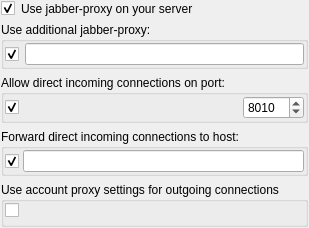
This is src/plugins/socksstreams/socksoptionswidget2.ui in xnamed/vacuum-im as Qt 5 draws it before an edit. The edited form follows.
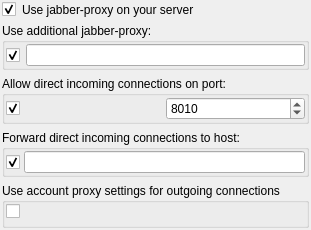
This is the edited form.

The edit to the form file:
```diff
--- a/src/plugins/socksstreams/socksoptionswidget2.ui
+++ b/src/plugins/socksstreams/socksoptionswidget2.ui
@@ -6,22 +6,28 @@
    <rect>
     <x>0</x>
     <y>0</y>
-    <width>274</width>
-    <height>188</height>
+    <width>276</width>
+    <height>201</height>
    </rect>
   </property>
+  <property name="sizePolicy">
+   <sizepolicy hsizetype="Expanding" vsizetype="Preferred">
+    <horstretch>0</horstretch>
+    <verstretch>0</verstretch>
+   </sizepolicy>
+  </property>
   <layout class="QVBoxLayout" name="verticalLayout">
    <property name="leftMargin">
-    <number>1</number>
+    <number>2</number>
    </property>
    <property name="topMargin">
-    <number>1</number>
+    <number>2</number>
    </property>
    <property name="rightMargin">
-    <number>1</number>
+    <number>2</number>
    </property>
    <property name="bottomMargin">
-    <number>1</number>
+    <number>2</number>
    </property>
    <item>
     <layout class="QHBoxLayout" name="horizontalLayout_3">
@@ -61,6 +67,12 @@
    </item>
    <item>
     <widget class="QGroupBox" name="groupBox_4">
+     <property name="sizePolicy">
+      <sizepolicy hsizetype="Expanding" vsizetype="Preferred">
+       <horstretch>0</horstretch>
+       <verstretch>0</verstretch>
+      </sizepolicy>
+     </property>
      <property name="title">
       <string>Use additional jabber-proxy:</string>
      </property>
@@ -108,6 +120,12 @@
    </item>
    <item>
     <widget class="QGroupBox" name="groupBox_3">
+     <property name="sizePolicy">
+      <sizepolicy hsizetype="Expanding" vsizetype="Preferred">
+       <horstretch>0</horstretch>
+       <verstretch>0</verstretch>
+      </sizepolicy>
+     </property>
      <property name="title">
       <string>Allow direct incoming connections on port:</string>
      </property>
@@ -147,7 +165,7 @@
         </property>
         <property name="sizeHint" stdset="0">
          <size>
-          <width>185</width>
+          <width>10</width>
           <height>20</height>
          </size>
         </property>
@@ -156,7 +174,7 @@
       <item>
        <widget class="QSpinBox" name="spbListenPort">
         <property name="sizePolicy">
-         <sizepolicy hsizetype="Preferred" vsizetype="Fixed">
+         <sizepolicy hsizetype="Expanding" vsizetype="Fixed">
           <horstretch>0</horstretch>
           <verstretch>0</verstretch>
          </sizepolicy>
@@ -177,6 +195,12 @@
    </item>
    <item>
     <widget class="QGroupBox" name="groupBox_2">
+     <property name="sizePolicy">
+      <sizepolicy hsizetype="Expanding" vsizetype="Preferred">
+       <horstretch>0</horstretch>
+       <verstretch>0</verstretch>
+      </sizepolicy>
+     </property>
      <property name="title">
       <string>Forward direct incoming connections to host:</string>
      </property>
@@ -227,6 +251,12 @@
    </item>
    <item>
     <widget class="QGroupBox" name="groupBox">
+     <property name="sizePolicy">
+      <sizepolicy hsizetype="Expanding" vsizetype="Preferred">
+       <horstretch>0</horstretch>
+       <verstretch>0</verstretch>
+      </sizepolicy>
+     </property>
      <property name="title">
       <string>Use account proxy settings for outgoing connections</string>
      </property>
```
